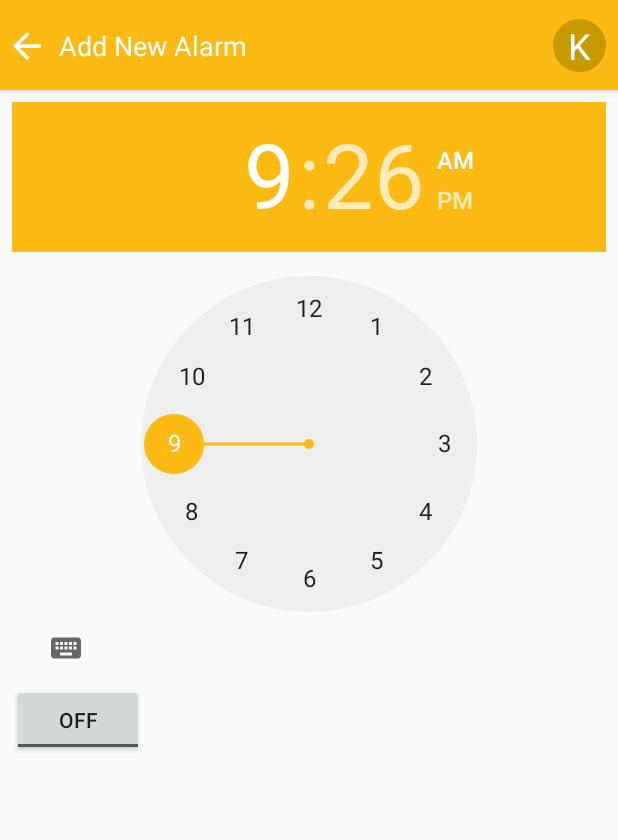
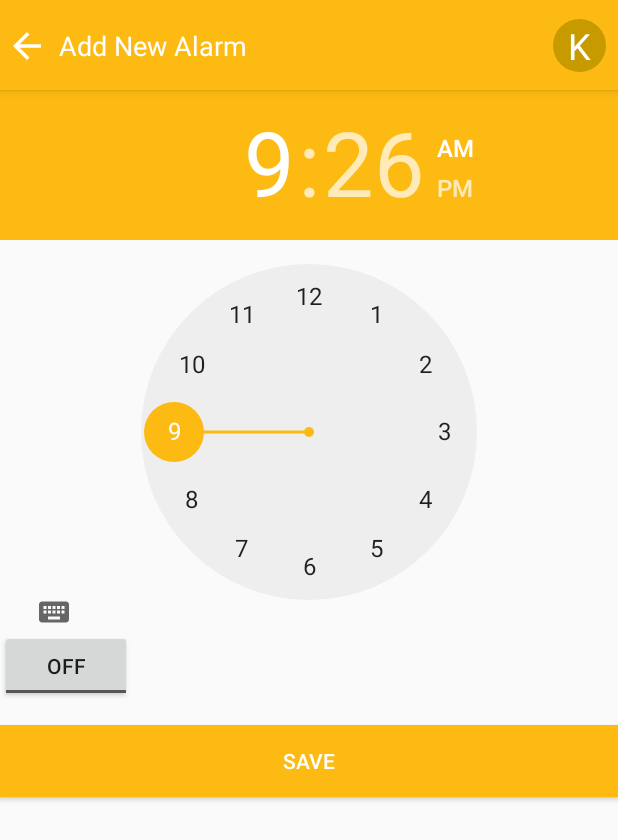
Before and after one commit to wennyyustalim/unbeezy, an Android app: the fragment AlarmFragment shown on its own in the app's theme, after a tap on an icon or button, on a phone screen of 412 x 824 dp. Shown: the top 840 px of the screen. Run offline under Robolectric (Android 15) with nearby library versions, the phone set to English and light mode, and no system bars; our stand-ins replace Firebase (no records; nobody signed in at launch, a user with empty details on screens opened directly); 1 statement that could not run was skipped.

Commit message:
Add save button that redirects back to sched fragment

```diff
--- a/app/src/main/AndroidManifest.xml
+++ b/app/src/main/AndroidManifest.xml
@@ -41,9 +41,11 @@
                 android:name="android.support.PARENT_ACTIVITY"
                 android:value=".MainActivity" />
         </activity>
-        <activity android:name=".SelectScheduleActivity"
-            android:theme="@style/NoActionTheme"
-            ></activity>
+        <activity
+            android:name=".SelectScheduleActivity"
+            android:theme="@style/NoActionTheme">
+        </activity>
+        <receiver android:name=".AlarmReceiver"/>
     </application>
 
 </manifest>
--- a/app/src/main/java/com/sams/unbeezy/AddAlarmActivity.java
+++ b/app/src/main/java/com/sams/unbeezy/AddAlarmActivity.java
@@ -6,6 +6,7 @@ import android.content.Intent;
 import android.os.Bundle;
 import android.util.Log;
 import android.view.View;
+import android.widget.Button;
 import android.widget.TextView;
 import android.widget.TimePicker;
 import android.widget.ToggleButton;
@@ -43,6 +44,13 @@ public class AddAlarmActivity extends BaseActivity {
         alarmTextView = (TextView) findViewById(R.id.alarm_text);
         ToggleButton alarmToggle = (ToggleButton) findViewById(R.id.alarm_toggle);
         alarmManager = (AlarmManager) getSystemService(ALARM_SERVICE);
+        Button saveButton = findViewById(R.id.button_save_alarm);
+        saveButton.setOnClickListener(new View.OnClickListener() {
+            @Override
+            public void onClick(View view) {
+                saveResult();
+            }
+        });
     }
 
     public void onToggleClicked(View view) {
@@ -64,4 +72,11 @@ public class AddAlarmActivity extends BaseActivity {
     public void setAlarmText(String alarmText) {
         alarmTextView.setText(alarmText);
     }
+
+    private void saveResult() {
+        Intent intent = new Intent();
+        //intent.putExtra("alarmList", gson.toJson(alarmDataMap.values()));
+        setResult(RESULT_OK, intent);
+        finish();
+    }
 }
--- a/app/src/main/java/com/sams/unbeezy/fragments/AlarmFragment.java
+++ b/app/src/main/java/com/sams/unbeezy/fragments/AlarmFragment.java
@@ -10,15 +10,20 @@ import android.view.ViewGroup;
 import android.widget.CompoundButton;
 import android.widget.ToggleButton;
 
+import com.google.gson.Gson;
 import com.sams.unbeezy.AddAlarmActivity;
 import com.sams.unbeezy.AddCourseActivity;
 import com.sams.unbeezy.R;
+import com.sams.unbeezy.models.AlarmsItemModel;
+import com.sams.unbeezy.models.AlarmsModel;
 
 /**
  * Created by kennethhalim on 2/12/18.
  */
 
 public class AlarmFragment extends Fragment {
+    AlarmsModel alarmsData;
+    Gson gson = new Gson();
     @Override
     public View onCreateView(LayoutInflater inflater,
                              ViewGroup container, Bundle savedInstanceState) {
@@ -26,11 +31,17 @@ public class AlarmFragment extends Fragment {
         // properly.
         View rootView = inflater.inflate(
                 R.layout.fragment_alarm, container, false);
+        alarmsData = new AlarmsModel();
+        AlarmsItemModel alarmsItemModel = new AlarmsItemModel();
+        alarmsItemModel.setHour(1);
+        alarmsItemModel.setMinute(23);
+        alarmsData.getData()[1] = alarmsItemModel;
         FloatingActionButton alarmFAB = rootView.findViewById(R.id.alarm_insert_fab);
         alarmFAB.setOnClickListener(new View.OnClickListener() {
             @Override
             public void onClick(View view) {
                 Intent intent = new Intent(getActivity(),AddAlarmActivity.class);
+                intent.putExtra("alarmsData", gson.toJson(alarmsData));
                 startActivity(intent);
             }
         });
--- a/app/src/main/res/layout/activity_add_alarm.xml
+++ b/app/src/main/res/layout/activity_add_alarm.xml
@@ -16,35 +16,28 @@
         app:layout_constraintStart_toStartOf="parent"
         app:layout_constraintTop_toTopOf="parent" />
 
-    <ScrollView
-        android:layout_width="match_parent"
-        android:layout_height="match_parent"
-        android:fillViewport="true"
-        app:layout_constraintBottom_toBottomOf="parent"
-        app:layout_constraintEnd_toEndOf="parent"
-        app:layout_constraintStart_toStartOf="parent"
-        app:layout_constraintTop_toTopOf="parent">
-        <LinearLayout
-            android:layout_width="match_parent"
-            android:layout_height="match_parent"
-            android:layout_marginTop="68dp"
-            android:minHeight="600dp"
-            android:orientation="vertical"
-            android:paddingEnd="8dp"
-            android:paddingLeft="8dp"
-            android:paddingRight="8dp"
-            android:paddingStart="8dp"
-            android:weightSum="12"
-            app:layout_constraintBottom_toBottomOf="parent"
-            app:layout_constraintEnd_toEndOf="parent"
-            app:layout_constraintStart_toStartOf="parent"
-            app:layout_constraintTop_toTopOf="parent"
-            app:layout_constraintVertical_bias="0.0">
+    <!--<LinearLayout-->
+        <!--android:layout_width="match_parent"-->
+        <!--android:layout_height="match_parent"-->
+        <!--android:layout_marginTop="68dp"-->
+        <!--android:minHeight="600dp"-->
+        <!--android:orientation="vertical"-->
+        <!--android:paddingEnd="8dp"-->
+        <!--android:paddingLeft="8dp"-->
+        <!--android:paddingRight="8dp"-->
+        <!--android:paddingStart="8dp"-->
+        <!--android:weightSum="12"-->
+        <!--app:layout_constraintBottom_toBottomOf="parent"-->
+        <!--app:layout_constraintEnd_toEndOf="parent"-->
+        <!--app:layout_constraintHorizontal_bias="0.0"-->
+        <!--app:layout_constraintStart_toStartOf="parent"-->
+        <!--app:layout_constraintTop_toTopOf="parent"-->
+        <!--app:layout_constraintVertical_bias="0.0">-->
 
     <TimePicker
         android:id="@+id/alarm_time_picker"
         android:layout_width="wrap_content"
-                android:layout_height="wrap_content"
+        android:layout_height="356dp"
         android:layout_alignParentTop="true"
         android:layout_centerHorizontal="true"
         android:headerBackground="@drawable/background_primary"
@@ -57,21 +50,35 @@
         android:layout_height="wrap_content"
         android:layout_below="@+id/alarm_time_picker"
         android:layout_centerHorizontal="true"
+        android:layout_marginTop="4dp"
         android:onClick="onToggleClicked"
         android:text="Alarm On/Off"
         android:textColorLink="@color/colorPrimary"
-                app:layout_constraintTop_toBottomOf="@+id/alarm_time_picker" />
+        app:layout_constraintTop_toBottomOf="@+id/alarm_time_picker"
+        tools:layout_editor_absoluteX="148dp" />
+
         <TextView
+            android:id="@+id/alarm_text"
             android:layout_width="wrap_content"
             android:layout_height="wrap_content"
-                android:textAppearance="?android:attr/textAppearanceLarge"
-                android:text=""
-                android:id="@+id/alarm_text"
             android:layout_alignParentBottom="true"
+            android:layout_below="@+id/alarm_toggle"
             android:layout_centerHorizontal="true"
             android:layout_marginTop="20dp"
-                android:layout_below="@+id/alarm_toggle"
-                app:layout_constraintTop_toBottomOf="@+id/alarm_toggle"/>
-        </LinearLayout>
-    </ScrollView>
+            android:text=""
+            android:textAppearance="?android:attr/textAppearanceLarge"
+            app:layout_constraintTop_toBottomOf="@+id/alarm_toggle" />
+
+        <Button
+            android:id="@+id/button_save_alarm"
+            android:layout_width="match_parent"
+            android:layout_height="wrap_content"
+            android:layout_marginVertical="15dp"
+            android:background="@color/colorPrimary"
+            android:elevation="4dp"
+            android:text="Save"
+            android:textColor="@color/white"
+            android:textSize="14sp"
+            app:layout_constraintTop_toBottomOf="@+id/alarm_toggle" />
+    <!--</LinearLayout>-->
 </android.support.constraint.ConstraintLayout>
```
Lines whose indentation alone changed are shown as unchanged.
